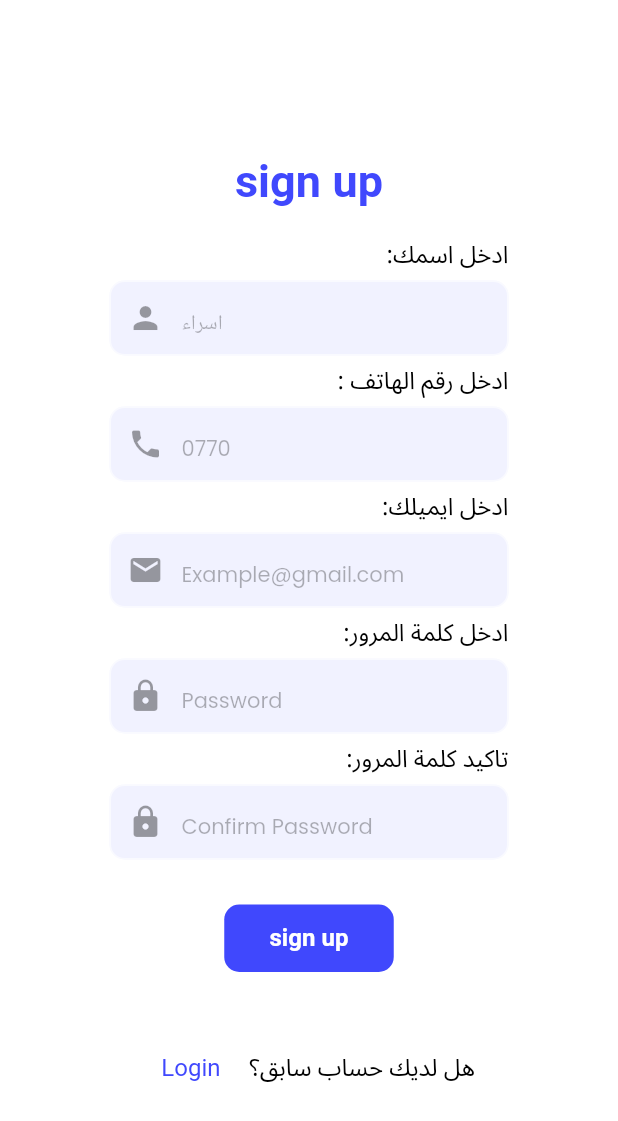
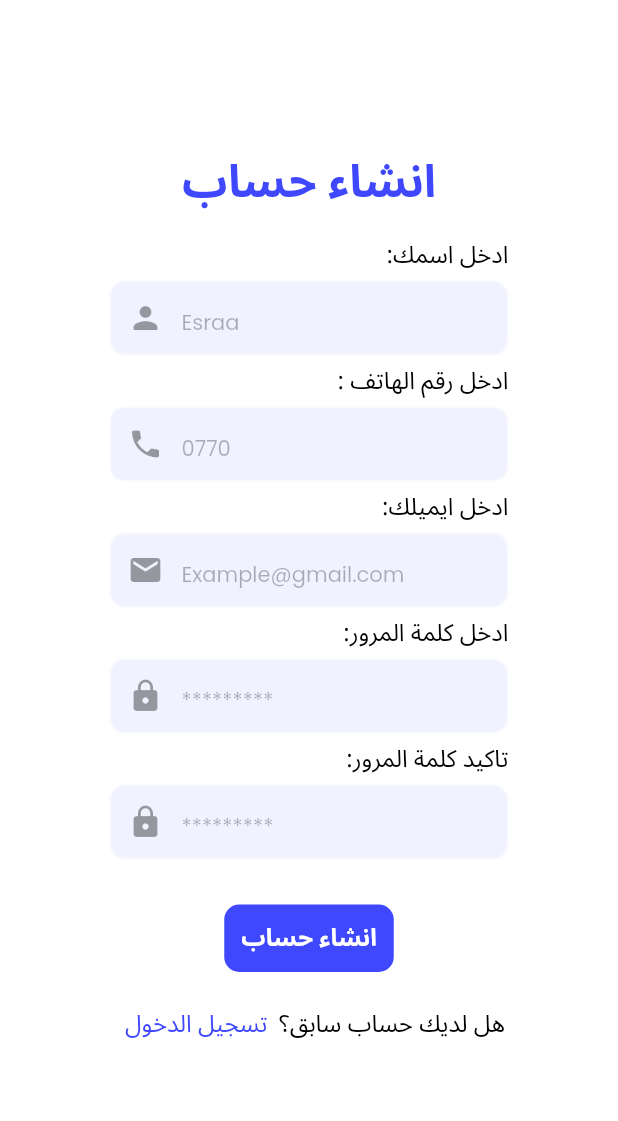
Before and after one commit to Ali-932/a_e, a Flutter app: the SignupScreen screen opened directly, on a phone screen of 412 x 824 dp. Shown: the top 1121 px of the screen. Run offline on Flutter 3.47's test engine with Material 2 defaults, Android fonts, the phone set to English and light mode, and no system bars; our stand-ins replace get, google_fonts.

Commit message:
sign_up_page_modified

```diff
--- a/lib/views/auth/sign_up_view.dart
+++ b/lib/views/auth/sign_up_view.dart
@@ -1,4 +1,5 @@
 import 'package:flutter/material.dart';
+import 'package:google_fonts/google_fonts.dart';
 import '../../utils/fonts.dart';
 import 'login_view.dart';
 
@@ -40,8 +41,8 @@ class _SignupScreenState extends State<SignupScreen> {
                 const SizedBox(
                   height: 90,
                 ),
-                Text(
-                  "sign up",
+                const Text(
+                  "انشاء حساب",
                   style: TextStyle(
                       fontSize: 30,
                       color: Color(0xff4048FD),
@@ -49,7 +50,7 @@ class _SignupScreenState extends State<SignupScreen> {
                   textDirection: TextDirection.rtl,
                   textAlign: TextAlign.center,
                 ),
-                SizedBox(
+                const SizedBox(
                   width: 266,
                   child: Text(
                     'ادخل اسمك:',
@@ -63,8 +64,11 @@ class _SignupScreenState extends State<SignupScreen> {
                   width: 266,
                   child: TextField(
                     controller: _nameController,
+                    style: const TextStyle(
+                      color: Colors.black,
+                    ),
                     decoration: InputDecoration(
-                      hintText: 'اسراء',
+                      hintText: 'Esraa',
                       hintStyle:
                       englishFont(color: Colors.black.withOpacity(0.3)),
                       prefixIcon: const Icon(
@@ -94,6 +98,9 @@ class _SignupScreenState extends State<SignupScreen> {
                   width: 266,
                   child: TextField(
                     controller: _phoneController,
+                    style: const TextStyle(
+                      color: Colors.black,
+                    ),
                     decoration: InputDecoration(
                       hintText: '0770',
                       hintStyle:
@@ -113,7 +120,7 @@ class _SignupScreenState extends State<SignupScreen> {
                     textDirection: TextDirection.ltr,
                   ),
                 ),
-                SizedBox(
+                const SizedBox(
                   width: 266,
                   child: Text(
                     'ادخل ايميلك:',
@@ -127,6 +134,9 @@ class _SignupScreenState extends State<SignupScreen> {
                   width: 266,
                   child: TextField(
                     controller: _emailController,
+                    style: const TextStyle(
+                      color: Colors.black,
+                    ),
                     decoration: InputDecoration(
                       hintText: 'Example@gmail.com',
                       hintStyle:
@@ -158,8 +168,11 @@ class _SignupScreenState extends State<SignupScreen> {
                   width: 266,
                   child: TextField(
                     controller: _passwordController,
+                    style: const TextStyle(
+                      color: Colors.black,
+                    ),
                     decoration: InputDecoration(
-                      hintText: 'Password',
+                      hintText: '*********',
                       hintStyle:
                       englishFont(color: Colors.black.withOpacity(0.3)),
                       prefixIcon: const Icon(
@@ -191,8 +204,11 @@ class _SignupScreenState extends State<SignupScreen> {
                   width: 266,
                   child: TextField(
                     controller: _confirmPasswordController,
+                    style: const TextStyle(
+                      color: Colors.black,
+                    ),
                     decoration: InputDecoration(
-                      hintText: 'Confirm Password',
+                      hintText: '*********',
                       hintStyle:
                       englishFont(color: Colors.black.withOpacity(0.3)),
                       prefixIcon: const Icon(
@@ -223,7 +239,7 @@ class _SignupScreenState extends State<SignupScreen> {
                     borderRadius: BorderRadius.all(Radius.circular(10.0)),
                   ),
                   child: const Text(
-                    'sign up',
+                    'انشاء حساب',
                     textDirection: TextDirection.rtl,
                     style: TextStyle(
                         color: Colors.white,
@@ -231,8 +247,8 @@ class _SignupScreenState extends State<SignupScreen> {
                         fontWeight: FontWeight.w700),
                   ),
                 ),
-                SizedBox(
-                  height: 40,
+                const SizedBox(
+                  height: 10,
                 ),
                 Row(
                   crossAxisAlignment: CrossAxisAlignment.center,
@@ -247,19 +263,17 @@ class _SignupScreenState extends State<SignupScreen> {
                         );
                       },
                       style: TextButton.styleFrom(
-                        primary: Color(0xff4048FD), // Text color
+                        foregroundColor: const Color(0xff4048FD),
                         textStyle: TextStyle(
                           fontSize: 16,
                           fontWeight: FontWeight.normal,
+                          fontFamily: GoogleFonts.notoSansArabic().fontFamily,
                         ),
                       ),
-                      child: Text(
-                        'Login',
+                      child: const Text(
+                        'تسجيل الدخول',
                         textDirection: TextDirection.ltr,
                       ),
-                    ),
-                    SizedBox(
-                      width:7,
                     ),
                     const Text(
                       'هل لديك حساب سابق؟',
```
Also changed, not shown: lib/views/auth/login_view.dart (+25 -15 lines).
